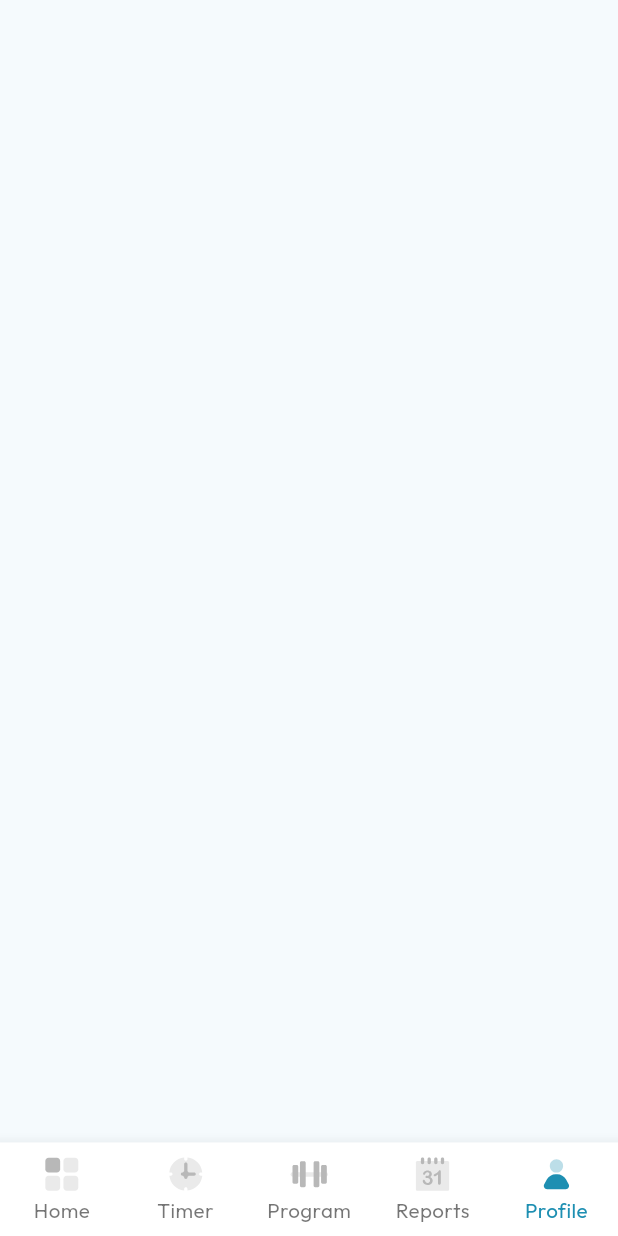
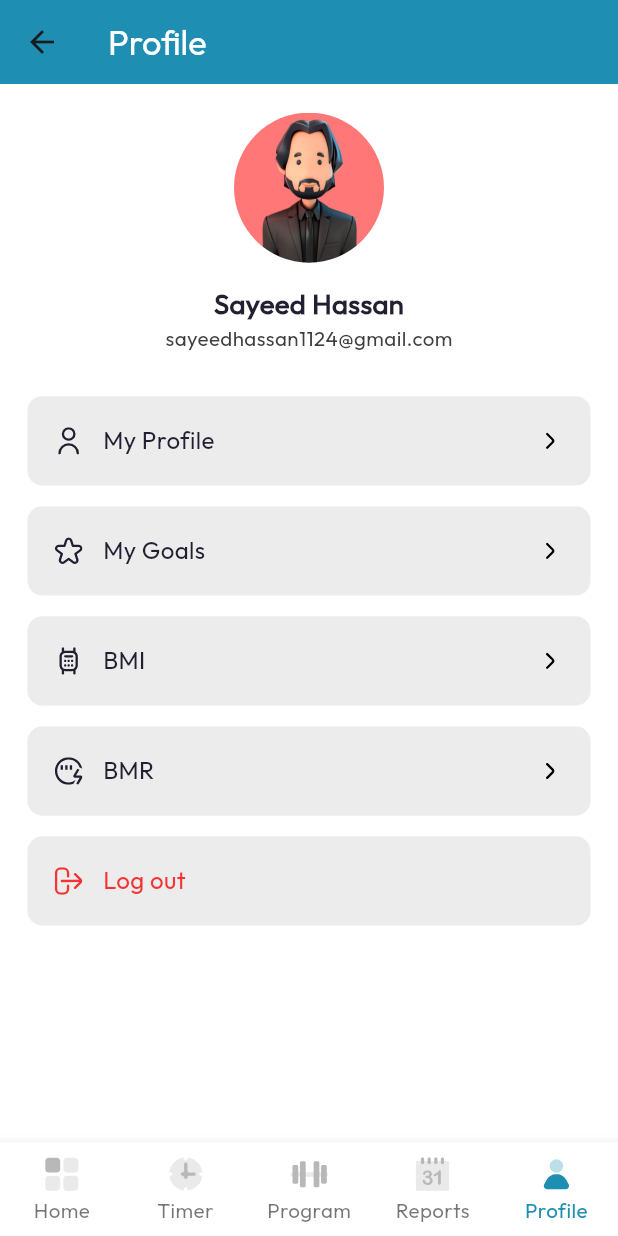
Before and after one commit to Sayeed-Maheen/Flex-Motion, a Flutter app: the MyBottomNavScreen screen opened by its route, item 5 of the bottom bar chosen, on a phone screen of 412 x 824 dp. Run offline on Flutter 3.47's test engine with Material 2 defaults, Android fonts, the phone set to English and light mode, and no system bars; our stand-ins replace circular_countdown_timer, flutter_screenutil, flutter_svg, gap, get, shared_preferences and 1 more; accounts and stored records are empty.

Commit message:
03.11.23
Profile Screen added

```diff
--- a/lib/screens/my_bottom_nav_screen.dart
+++ b/lib/screens/my_bottom_nav_screen.dart
@@ -28,7 +28,7 @@
     const TimerScreen(),
     ProgramScreen(),
     const ReportsScreen(),
-    const ProfileScreen(),
+    ProfileScreen(),
   ];
 
   void _onItemTapped(int index) {
--- /dev/null
+++ b/lib/screens/my_profile_screen.dart
@@ -0,0 +1,10 @@
+import 'package:flutter/material.dart';
+
+class MyProfileScreen extends StatelessWidget {
+  const MyProfileScreen({super.key});
+
+  @override
+  Widget build(BuildContext context) {
+    return Scaffold();
+  }
+}
--- a/lib/screens/profile_screen.dart
+++ b/lib/screens/profile_screen.dart
@@ -1,10 +1,156 @@
 import 'package:flutter/material.dart';
+import 'package:flutter/services.dart';
+import 'package:flutter_screenutil/flutter_screenutil.dart';
+import 'package:flutter_svg/svg.dart';
+import 'package:gap/gap.dart';
+import 'package:get/get_core/src/get_main.dart';
+import 'package:get/get_navigation/get_navigation.dart';
+
+import '../utils/app_colors.dart';
+import '../utils/image_paths.dart';
+import 'my_profile_screen.dart';
 
 class ProfileScreen extends StatelessWidget {
-  const ProfileScreen({super.key});
+  final List<String> _screenName = [
+    'My Profile',
+    'My Goals',
+    'BMI',
+    'BMR',
+    'Log out',
+  ];
+
+  final List<String> _icons = [
+    myProfile,
+    myGoals,
+    bmi,
+    bmr,
+    logout,
+  ];
+  ProfileScreen({super.key});
 
   @override
   Widget build(BuildContext context) {
-    return Scaffold();
+    return Scaffold(
+        backgroundColor: colorWhite,
+        appBar: AppBar(
+          systemOverlayStyle: SystemUiOverlayStyle.light,
+          elevation: 4,
+          flexibleSpace: Container(
+            color: colorPrimary, // Set a fixed color here
+          ),
+          title: Text(
+            "Profile",
+            style: TextStyle(
+              fontSize: 20.sp,
+              fontWeight: FontWeight.w500,
+              color: colorWhite,
+            ),
+          ),
+        ),
+        body: Column(children: [
+          Gap(16.h),
+          Center(
+            child: ClipOval(
+              child: Image.asset(
+                profileImage,
+                fit: BoxFit.cover,
+                width: 100,
+                height: 100,
+              ),
+            ),
+          ),
+          Gap(12.h),
+          Text(
+            "Sayeed Hassan",
+            style: TextStyle(
+              fontSize: 16.sp,
+              fontWeight: FontWeight.w600,
+              color: colorBlack,
+            ),
+          ),
+          Text(
+            "sayeedhassan1124@gmail.com",
+            style: TextStyle(
+              fontSize: 12.sp,
+              fontWeight: FontWeight.w400,
+              color: colorGray,
+            ),
+          ),
+          Gap(24.h),
+          ...List.generate(_screenName.length, (index) {
+            return InkWell(
+                splashFactory: NoSplash.splashFactory,
+                highlightColor: Colors.transparent, // and here
+                onTap: () {
+                  // Use the index to determine which screen to open.
+                  switch (index) {
+                    case 0:
+                      Get.to(const MyProfileScreen());
+                      break;
+                    case 1:
+                      // Navigator.of(context).push(MaterialPageRoute(
+                      //   builder: (context) => screenRoutes[1](),
+                      // ));
+                      break;
+                    case 2:
+                      // Navigator.of(context).push(MaterialPageRoute(
+                      //   builder: (context) => screenRoutes[2](),
+                      // ));
+                      break;
+                    case 3:
+                      // Navigator.of(context).push(MaterialPageRoute(
+                      //   builder: (context) => screenRoutes[3](),
+                      // ));
+                      break;
+                    default:
+                      // Handle any other cases here
+                      break;
+                  }
+                },
+                child: Container(
+                  width: double.infinity,
+                  padding: REdgeInsets.all(16),
+                  margin: REdgeInsets.only(left: 16, right: 16, bottom: 12),
+                  decoration: BoxDecoration(
+                    color: colorLighterGray,
+                    borderRadius: BorderRadius.circular(10),
+                  ),
+                  child: Row(
+                    mainAxisAlignment: MainAxisAlignment.spaceBetween,
+                    children: [
+                      Row(
+                        children: [
+                          SvgPicture.asset(
+                            _icons[index],
+                            height: 16.w,
+                            width: 16.w,
+                            color: index == _screenName.length - 1
+                                ? colorDanger
+                                : colorBlack,
+                          ),
+                          Gap(12.w),
+                          Text(
+                            _screenName[index],
+                            style: TextStyle(
+                              fontSize: 14.sp,
+                              fontWeight: FontWeight.w500,
+                              color: index == _screenName.length - 1
+                                  ? colorDanger
+                                  : colorBlack,
+                            ),
+                          ),
+                        ],
+                      ),
+                      if (index != _screenName.length - 1)
+                        SvgPicture.asset(
+                          rightArrow,
+                          height: 16.w,
+                          width: 16.w,
+                        ),
+                    ],
+                  ),
+                ));
+          }),
+        ]));
   }
 }
--- a/lib/utils/image_paths.dart
+++ b/lib/utils/image_paths.dart
@@ -19,6 +19,13 @@
 const String questionMark = "assets/images/question_mark.svg";
 const String man1 = "assets/images/man1.svg";
 const String man2 = "assets/images/man2.svg";
+const String myProfile = "assets/images/user.svg";
+const String myGoals = "assets/images/star.svg";
+const String bmi = "assets/images/bmi.svg";
+const String bmr = "assets/images/bmr.svg";
+const String logout = "assets/images/logout.svg";
+const String rightArrow = "assets/images/right_arrow.svg";
+
 const String trainingImage1 = "assets/images/training_image1.png";
 const String trainingImage2 = "assets/images/training_image2.png";
 const String trainingImage3 = "assets/images/training_image3.png";
@@ -31,3 +38,5 @@
 const String fitness4 = "assets/images/fitness4.png";
 const String fitness5 = "assets/images/fitness5.png";
 const String fitness6 = "assets/images/fitness6.png";
+
+const String profileImage = "assets/images/profile_image.jpg";
```
Also changed, not shown: assets/images/bmi.svg (added), assets/images/bmr.svg (added), assets/images/logout.svg (added), assets/images/profile_image.jpg (added), assets/images/right_arrow.svg (added), assets/images/star.svg (added), assets/images/user.svg (added).
